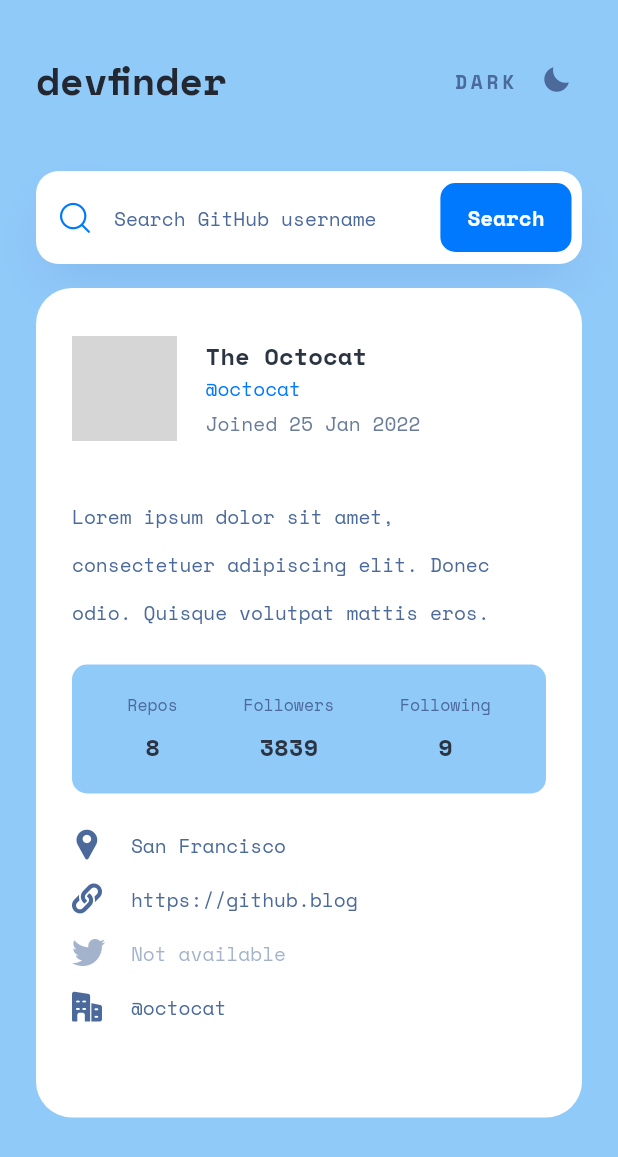
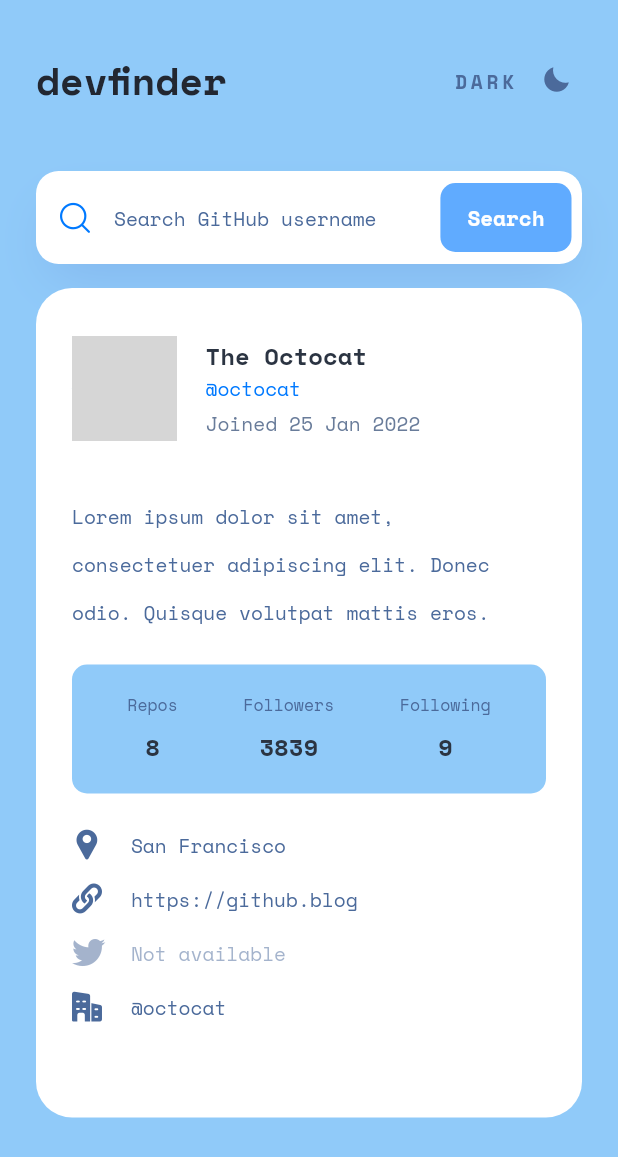
Before and after one commit to danutDiac/flutter-challenge, a Flutter app: the screen it shows after launch, on a phone screen of 412 x 824 dp. Shown: the top 1157 px of the screen. Run offline on Flutter 3.47's test engine with Material 2 defaults, Android fonts, the phone set to English and light mode, and no system bars; accounts and stored records are empty; network calls fail; grey boxes are pictures that could not be loaded.

Commit message:
Add disabled state for search button

```diff
--- a/lib/src/theme/color_codes.dart
+++ b/lib/src/theme/color_codes.dart
@@ -7,6 +7,7 @@ const Color tertiaryColor = Color(0xff4B6A9B);
 const Color neutral01Color = Color(0xff2B3442);
 const Color neutral02Color = Color(0xff222731);
 const Color neutral03Color = Color(0xff1E2A47);
+const Color lightBlue = Color(0xff60ABFF);
 const Color lightGrey = Color(0xffF6F8FF);
 const Color darkGrey = Color(0xff141D2F);
 const Color boxShadow = Color.fromRGBO(70, 96, 187, 0.198567);
--- a/lib/src/widgets/SearchBar/search_bar.dart
+++ b/lib/src/widgets/SearchBar/search_bar.dart
@@ -1,11 +1,20 @@
+import 'dart:developer';
+
 import 'package:flutter/material.dart';
 
 import '../../assets/icons/custom_icons.dart';
 import '../../theme/color_codes.dart' as color_constants;
 import 'search_button.dart';
 
-class SearchBar extends StatelessWidget {
+class SearchBar extends StatefulWidget {
   const SearchBar({super.key});
+
+  @override
+  State<SearchBar> createState() => _SearchBarState();
+}
+
+class _SearchBarState extends State<SearchBar> {
+  bool _isSearchDisabled = true;
 
   @override
   Widget build(BuildContext context) {
@@ -26,6 +35,9 @@ class SearchBar extends StatelessWidget {
               ),
               child: TextFormField(
                 style: Theme.of(context).textTheme.headline4,
+                onChanged: (value) => setState(() {
+                  _isSearchDisabled = value.isEmpty;
+                }),
                 decoration: InputDecoration(
                     contentPadding: const EdgeInsets.all(0),
                     prefixIcon: const Padding(
@@ -37,7 +49,8 @@ class SearchBar extends StatelessWidget {
                         size: 20,
                       ),
                     ),
-                    suffixIcon: const SearchButton(),
+                    suffixIcon: SearchButton(
+                        key: UniqueKey(), isDisabled: _isSearchDisabled),
                     border: OutlineInputBorder(
                       borderRadius: BorderRadius.circular(15),
                       borderSide: const BorderSide(
--- a/lib/src/widgets/SearchBar/search_button.dart
+++ b/lib/src/widgets/SearchBar/search_button.dart
@@ -2,18 +2,19 @@ import 'dart:developer';
 import 'package:flutter/material.dart';
 
 import '../../theme/color_codes.dart' as color_constants;
-import '../../theme/theme_manager.dart';
 
 class SearchButton extends StatelessWidget {
-  const SearchButton({super.key});
+  const SearchButton({super.key, required this.isDisabled});
+  final bool isDisabled;
 
   @override
   Widget build(BuildContext context) {
     return Container(
       margin: const EdgeInsets.all(7),
       child: TextButton(
-        onPressed: () => log('Searched!'),
+        onPressed: isDisabled ? null : () => log('Searched!'),
         style: TextButton.styleFrom(
+            disabledBackgroundColor: color_constants.lightBlue,
             backgroundColor: color_constants.primary02Color,
             padding: const EdgeInsets.only(
                 top: 12.5, bottom: 12.5, left: 18, right: 18),
```
